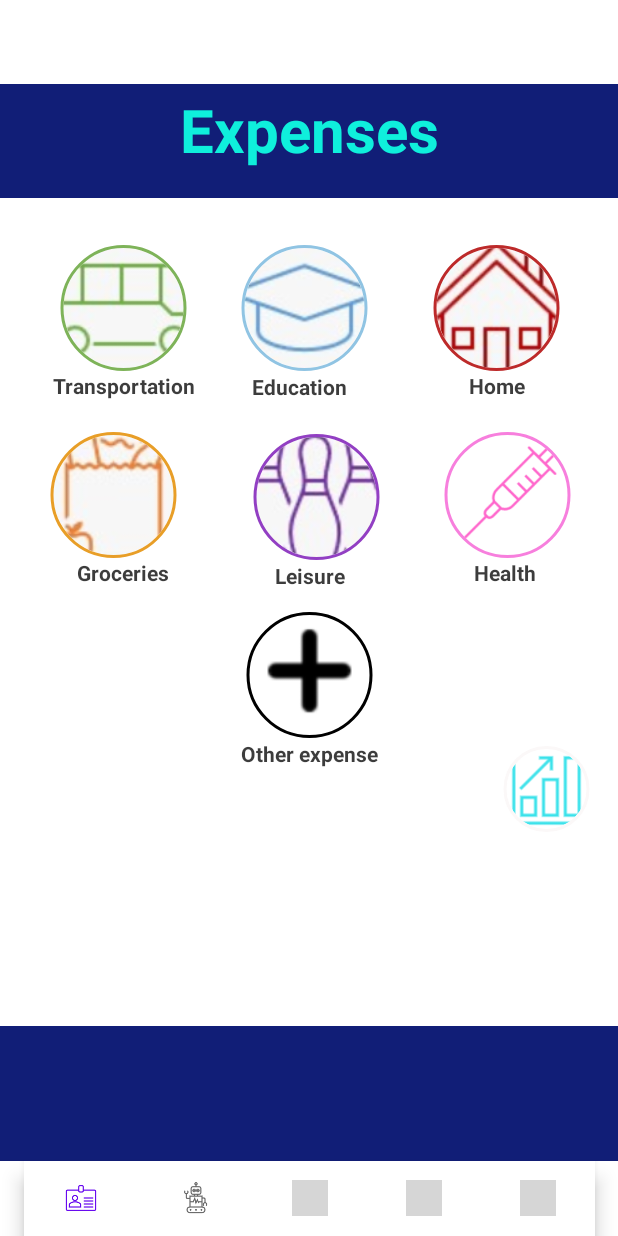
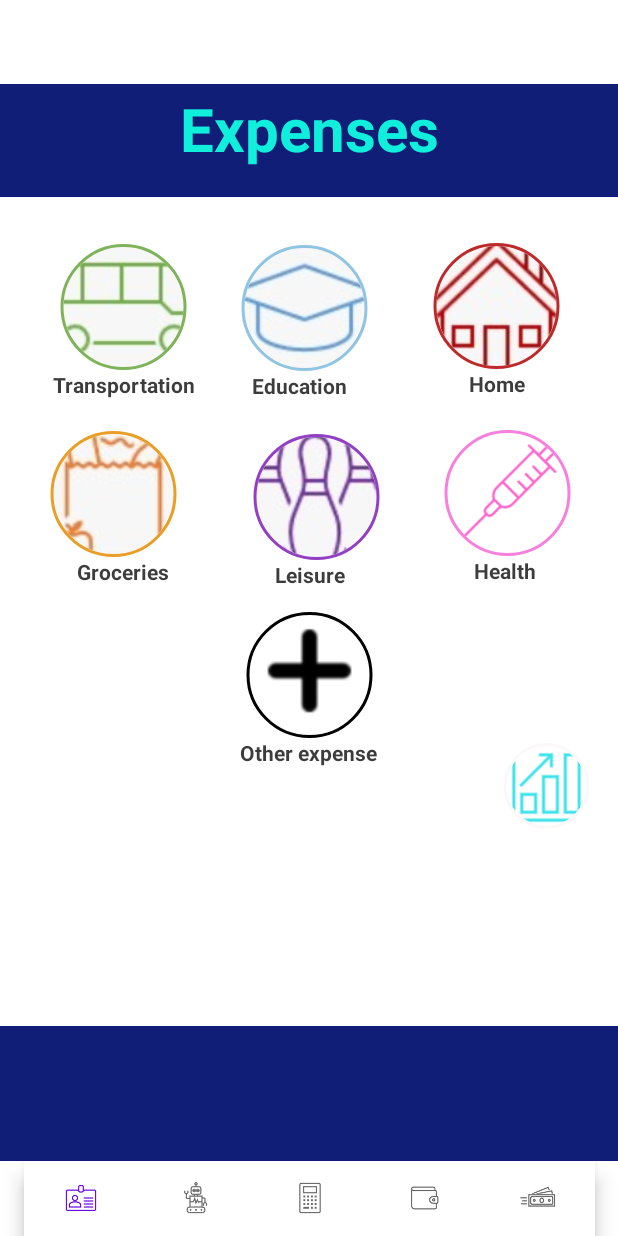
Before and after one commit to nitzanzaig/millionairs, an Android app: the screen it shows after launch (MainActivity), item 4 of the bottom bar chosen, on a phone screen of 412 x 824 dp. Run offline under Robolectric (Android 15) with nearby library versions, the phone set to English and light mode, and no system bars; our stand-ins replace CircleImageView, navigation-ui; grey boxes are pictures that could not be loaded.

```diff
--- a/app/src/main/res/layout/fragment_expenses.xml
+++ b/app/src/main/res/layout/fragment_expenses.xml
@@ -104,14 +104,15 @@
         android:id="@+id/textView37"
         android:layout_width="wrap_content"
         android:layout_height="wrap_content"
+        android:layout_marginStart="160dp"
+        android:layout_marginEnd="80dp"
         android:layout_marginBottom="172dp"
-        android:layout_marginEnd="80dp"
-        android:layout_marginStart="160dp"
         android:text="Other expense"
         android:textColor="#C3000000"
         android:textStyle="bold"
         app:layout_constraintBottom_toTopOf="@+id/textView40"
         app:layout_constraintEnd_toStartOf="@+id/profile_image108"
+        app:layout_constraintHorizontal_bias="0.0"
         app:layout_constraintStart_toStartOf="parent"
         app:layout_constraintTop_toBottomOf="@+id/profile_image107" />
 
@@ -241,16 +242,12 @@
         android:id="@+id/profile_image108"
         android:layout_width="63dp"
         android:layout_height="57dp"
-        android:layout_marginBottom="129dp"
-        android:layout_marginEnd="15dp"
-        android:layout_marginTop="130dp"
+        android:layout_marginStart="81dp"
+        android:layout_marginBottom="131dp"
         android:src="@drawable/graph"
         app:civ_border_color="#FBF8F8"
         app:civ_border_width="2dp"
         app:layout_constraintBottom_toTopOf="@+id/textView40"
-        app:layout_constraintEnd_toEndOf="parent"
-        app:layout_constraintStart_toEndOf="@+id/textView37"
-        app:layout_constraintTop_toBottomOf="@+id/profile_image103"
-        app:layout_constraintVertical_bias="1.0" />
+        app:layout_constraintStart_toEndOf="@+id/textView37" />
 
 </androidx.constraintlayout.widget.ConstraintLayout>
```
Also changed, not shown: app/src/main/res/drawable-v24/calc.png (added), app/src/main/res/drawable-v24/dollars.png (added), app/src/main/res/drawable-v24/wallet.png (added).
